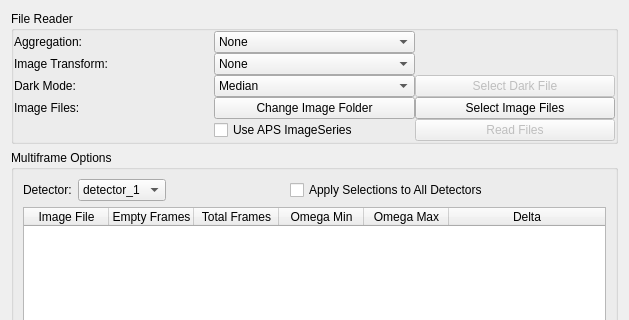
Qt form hexrd/ui/resources/ui/load_panel.ui (HEXRD/hexrdgui) before a commit; both pictures show x 0 to 629 and y 0 to 320 of the 629 by 578 pixel window.
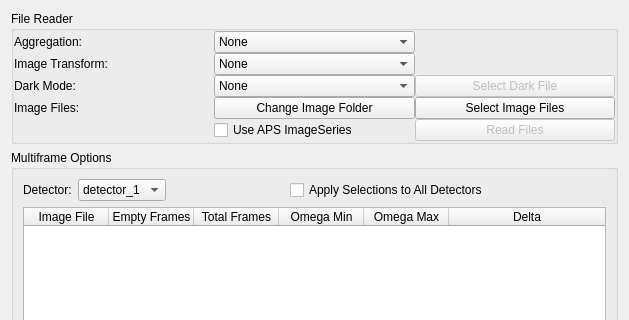
The same form after that commit.

What changed in the file:
```diff
--- a/hexrd/ui/resources/ui/load_panel.ui
+++ b/hexrd/ui/resources/ui/load_panel.ui
@@ -128,6 +128,9 @@
       </item>
       <item row="2" column="1">
        <widget class="QComboBox" name="darkMode">
+        <property name="currentIndex">
+         <number>5</number>
+        </property>
         <item>
          <property name="text">
           <string>Median</string>
```
Left out of the diff: 4 changed lines with no effect on the pictures.
